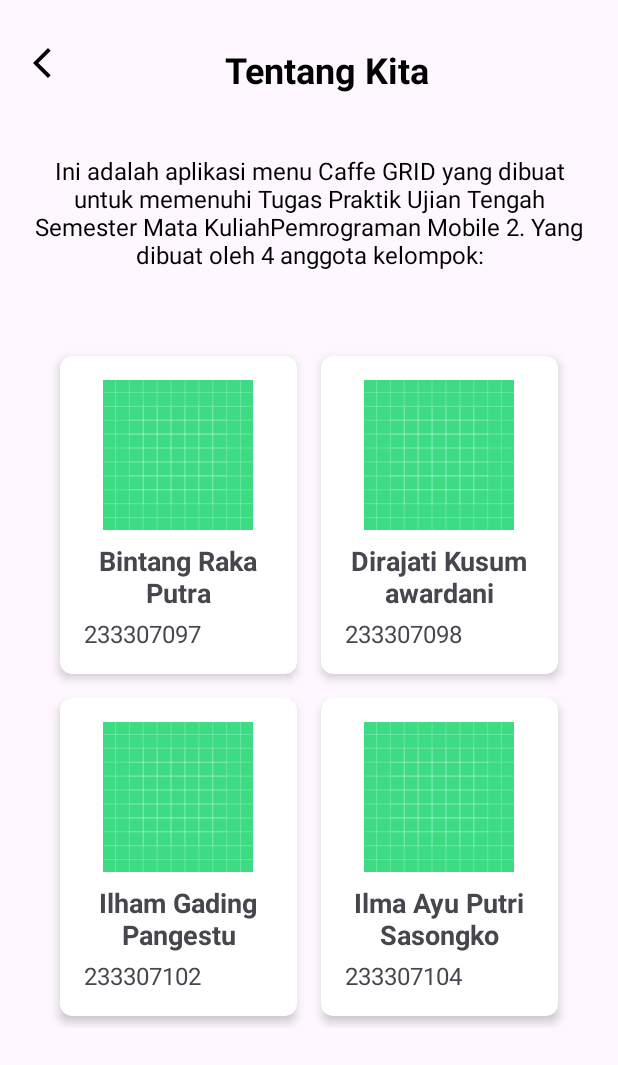
After one commit to LynixID/CafeApp-UTS, an Android app: the TentangKitaActivity screen opened directly, with no data from a screen before it, on a phone screen of 412 x 824 dp. The commit adds this screen. Shown: the top 1065 px of the screen. Run offline under Robolectric (Android 15) with nearby library versions, the phone set to English and light mode, and no system bars.

Commit message:
Menambahkan activity untuk tentang kita, tentang aplikasi, dan bantuan

```diff
--- a/app/build.gradle.kts
+++ b/app/build.gradle.kts
@@ -62,7 +62,7 @@ dependencies {
     implementation("com.google.android.material:material:1.9.0")
     implementation("com.github.bumptech.glide:glide:4.15.0") // for load image
     annotationProcessor ("com.github.bumptech.glide:compiler:4.15.0") //for load image
-    implementation("de.hdodenhof:circleimageview:3.1.0")
+    implementation ("de.hdodenhof:circleimageview:3.1.0")
 //Untuk ViewModel
     implementation ("androidx.lifecycle:lifecycle-viewmodel-ktx:2.6.0")
     implementation ("androidx.lifecycle:lifecycle-livedata-ktx:2.6.0")
--- a/app/src/main/java/com/example/cafeapp/AddToCardAdapter.kt
+++ b/app/src/main/java/com/example/cafeapp/AddToCardAdapter.kt
@@ -1,6 +1,5 @@
 package com.example.cafeapp
 
-// CartAdapter.kt
 import android.content.Context
 import android.view.LayoutInflater
 import android.view.View
--- /dev/null
+++ b/app/src/main/java/com/example/cafeapp/TentangKitaActivity.kt
@@ -0,0 +1,20 @@
+package com.example.cafeapp
+
+
+import android.os.Bundle
+import android.widget.ImageButton
+import androidx.appcompat.app.AppCompatActivity
+
+class TentangKitaActivity : AppCompatActivity() {
+
+    override fun onCreate(savedInstanceState: Bundle?) {
+        super.onCreate(savedInstanceState)
+        setContentView(R.layout.activity_tentang_kita)
+
+        // Inisialisasi tombol kembali
+        val backButton: ImageButton = findViewById(R.id.buttonBack)
+        backButton.setOnClickListener {
+            finish() // Menutup aktivitas dan kembali ke aktivitas sebelumnya
+        }
+    }
+}
--- /dev/null
+++ b/app/src/main/res/layout/activity_tentang_kita.xml
@@ -0,0 +1,237 @@
+<?xml version="1.0" encoding="utf-8"?>
+<androidx.constraintlayout.widget.ConstraintLayout
+    xmlns:android="http://schemas.android.com/apk/res/android"
+    xmlns:app="http://schemas.android.com/apk/res-auto"
+    xmlns:tools="http://schemas.android.com/tools"
+    android:layout_width="match_parent"
+    android:layout_height="match_parent"
+    android:padding="16dp"
+    tools:context=".TentangKitaActivity">
+
+    <!-- Tombol Back -->
+    <ImageButton
+        android:id="@+id/buttonBack"
+        android:layout_width="wrap_content"
+        android:layout_height="wrap_content"
+        android:background="?attr/selectableItemBackground"
+        android:src="@drawable/back_icon"
+        android:contentDescription="Kembali ke halaman sebelumnya"
+        app:layout_constraintStart_toStartOf="parent"
+        app:layout_constraintTop_toTopOf="parent"
+        android:layout_marginTop="14dp" />
+
+    <TextView
+        android:id="@+id/titleTextView"
+        android:layout_width="wrap_content"
+        android:layout_height="wrap_content"
+        android:text="Tentang Kita"
+        android:textColor="@color/black"
+        android:textSize="24sp"
+        android:textStyle="bold"
+        app:layout_constraintTop_toTopOf="@id/buttonBack"
+        app:layout_constraintStart_toEndOf="@id/buttonBack"
+        app:layout_constraintEnd_toEndOf="parent" />
+
+    <TextView
+        android:id="@+id/contentTextView"
+        android:layout_width="wrap_content"
+        android:layout_height="wrap_content"
+        android:text="Ini adalah aplikasi menu Caffe GRID yang dibuat untuk memenuhi Tugas Praktik Ujian Tengah Semester Mata KuliahPemrograman Mobile 2. Yang dibuat oleh 4 anggota kelompok:"
+        android:gravity="center"
+        android:textColor="@color/black"
+        android:textSize="16sp"
+        app:layout_constraintTop_toBottomOf="@id/titleTextView"
+        app:layout_constraintStart_toStartOf="parent"
+        app:layout_constraintEnd_toEndOf="parent"
+        android:layout_marginTop="40dp"/>
+
+    <!-- Menggunakan GridLayout untuk menampilkan 2 anggota per baris -->
+    <GridLayout
+        android:id="@+id/gridLayout"
+        android:layout_width="match_parent"
+        android:layout_height="wrap_content"
+        android:layout_marginTop="90dp"
+        android:rowCount="2"
+        android:columnCount="2"
+        android:alignmentMode="alignMargins"
+        android:padding="16dp"
+        app:layout_constraintTop_toTopOf="parent"
+        app:layout_constraintBottom_toBottomOf="parent"
+        app:layout_constraintStart_toStartOf="parent"
+        app:layout_constraintEnd_toEndOf="parent">
+
+        <!-- Anggota 1 -->
+        <androidx.cardview.widget.CardView
+            android:layout_width="0dp"
+            android:layout_height="wrap_content"
+            android:layout_margin="8dp"
+            android:layout_columnWeight="1"
+            app:cardCornerRadius="8dp"
+            app:cardElevation="4dp">
+
+            <LinearLayout
+                android:layout_width="match_parent"
+                android:layout_height="wrap_content"
+                android:orientation="vertical"
+                android:padding="16dp">
+
+                <ImageView
+                    android:id="@+id/profileImage1"
+                    android:layout_width="100dp"
+                    android:layout_height="100dp"
+                    android:layout_gravity="center"
+                    android:scaleType="centerCrop"
+                    android:src="@drawable/ic_launcher_background" />
+
+                <TextView
+                    android:layout_width="wrap_content"
+                    android:layout_height="wrap_content"
+                    android:text="Bintang Raka Putra"
+                    android:textSize="18sp"
+                    android:textStyle="bold"
+                    android:layout_marginTop="8dp"
+                    android:gravity="center" />
+
+                <TextView
+                    android:layout_width="wrap_content"
+                    android:layout_height="wrap_content"
+                    android:text="233307097"
+                    android:textSize="16sp"
+                    android:layout_marginTop="4dp"
+                    android:gravity="center" />
+
+            </LinearLayout>
+
+        </androidx.cardview.widget.CardView>
+
+        <!-- Anggota 2 -->
+        <androidx.cardview.widget.CardView
+            android:layout_width="0dp"
+            android:layout_height="wrap_content"
+            android:layout_margin="8dp"
+            android:layout_columnWeight="1"
+            app:cardCornerRadius="8dp"
+            app:cardElevation="4dp">
+
+            <LinearLayout
+                android:layout_width="match_parent"
+                android:layout_height="wrap_content"
+                android:orientation="vertical"
+                android:padding="16dp">
+
+                <ImageView
+                    android:id="@+id/profileImage2"
+                    android:layout_width="100dp"
+                    android:layout_height="100dp"
+                    android:layout_gravity="center"
+                    android:scaleType="centerCrop"
+                    android:src="@drawable/ic_launcher_background" />
+
+                <TextView
+                    android:layout_width="wrap_content"
+                    android:layout_height="wrap_content"
+                    android:text="Dirajati Kusumawardani"
+                    android:textSize="18sp"
+                    android:textStyle="bold"
+                    android:layout_marginTop="8dp"
+                    android:gravity="center" />
+
+                <TextView
+                    android:layout_width="wrap_content"
+                    android:layout_height="wrap_content"
+                    android:text="233307098"
+                    android:textSize="16sp"
+                    android:layout_marginTop="4dp"
+                    android:gravity="center" />
+            </LinearLayout>
+
+        </androidx.cardview.widget.CardView>
+
+        <!-- Anggota 3 -->
+        <androidx.cardview.widget.CardView
+            android:layout_width="0dp"
+            android:layout_height="wrap_content"
+            android:layout_margin="8dp"
+            android:layout_columnWeight="1"
+            app:cardCornerRadius="8dp"
+            app:cardElevation="4dp">
+
+            <LinearLayout
+                android:layout_width="match_parent"
+                android:layout_height="wrap_content"
+                android:orientation="vertical"
+                android:padding="16dp">
+
+                <ImageView
+                    android:id="@+id/profileImage3"
+                    android:layout_width="100dp"
+                    android:layout_height="100dp"
+                    android:layout_gravity="center"
+                    android:scaleType="centerCrop"
+                    android:src="@drawable/ic_launcher_background" />
+
+                <TextView
+                    android:layout_width="wrap_content"
+                    android:layout_height="wrap_content"
+                    android:text="Ilham Gading Pangestu"
+                    android:textSize="18sp"
+                    android:textStyle="bold"
+                    android:layout_marginTop="8dp"
+                    android:gravity="center" />
+
+                <TextView
+                    android:layout_width="wrap_content"
+                    android:layout_height="wrap_content"
+                    android:text="233307102"
+                    android:textSize="16sp"
+                    android:layout_marginTop="4dp"
+                    android:gravity="center" />
+            </LinearLayout>
+
+        </androidx.cardview.widget.CardView>
+
+        <!-- Anggota 4 -->
+        <androidx.cardview.widget.CardView
+            android:layout_width="0dp"
+            android:layout_height="wrap_content"
+            android:layout_margin="8dp"
+            android:layout_columnWeight="1"
+            app:cardCornerRadius="8dp"
+            app:cardElevation="4dp">
+
+            <LinearLayout
+                android:layout_width="match_parent"
+                android:layout_height="wrap_content"
+                android:orientation="vertical"
+                android:padding="16dp">
+
+                <ImageView
+                    android:id="@+id/profileImage4"
+                    android:layout_width="100dp"
+                    android:layout_height="100dp"
+                    android:layout_gravity="center"
+                    android:scaleType="centerCrop"
+                    android:src="@drawable/ic_launcher_background" />
+
+                <TextView
+                    android:layout_width="wrap_content"
+                    android:layout_height="wrap_content"
+                    android:text="Ilma Ayu Putri Sasongko"
+                    android:textSize="18sp"
+                    android:textStyle="bold"
+                    android:layout_marginTop="8dp"
+                    android:gravity="center" />
+
+                <TextView
+                    android:layout_width="wrap_content"
+                    android:layout_height="wrap_content"
+                    android:text="233307104"
+                    android:textSize="16sp"
+                    android:layout_marginTop="4dp"
+                    android:gravity="center" />
+            </LinearLayout>
+
+        </androidx.cardview.widget.CardView>
+
+    </GridLayout>
+</androidx.constraintlayout.widget.ConstraintLayout>
```
Also changed, not shown: app/src/main/AndroidManifest.xml (+19 -6 lines), app/src/main/java/com/example/cafeapp/BantuanActivity.kt (added, +12 -0 lines), app/src/main/java/com/example/cafeapp/ProfileFragment.kt (+21 -0 lines), app/src/main/java/com/example/cafeapp/TentangAplikasiActivity.kt (added, +13 -0 lines), app/src/main/res/layout/activity_bantuan.xml (added, +79 -0 lines), app/src/main/res/layout/activity_tentang_aplikasi.xml (added, +39 -0 lines), app/src/main/res/layout/fragment_profile.xml (+14 -7 lines).
